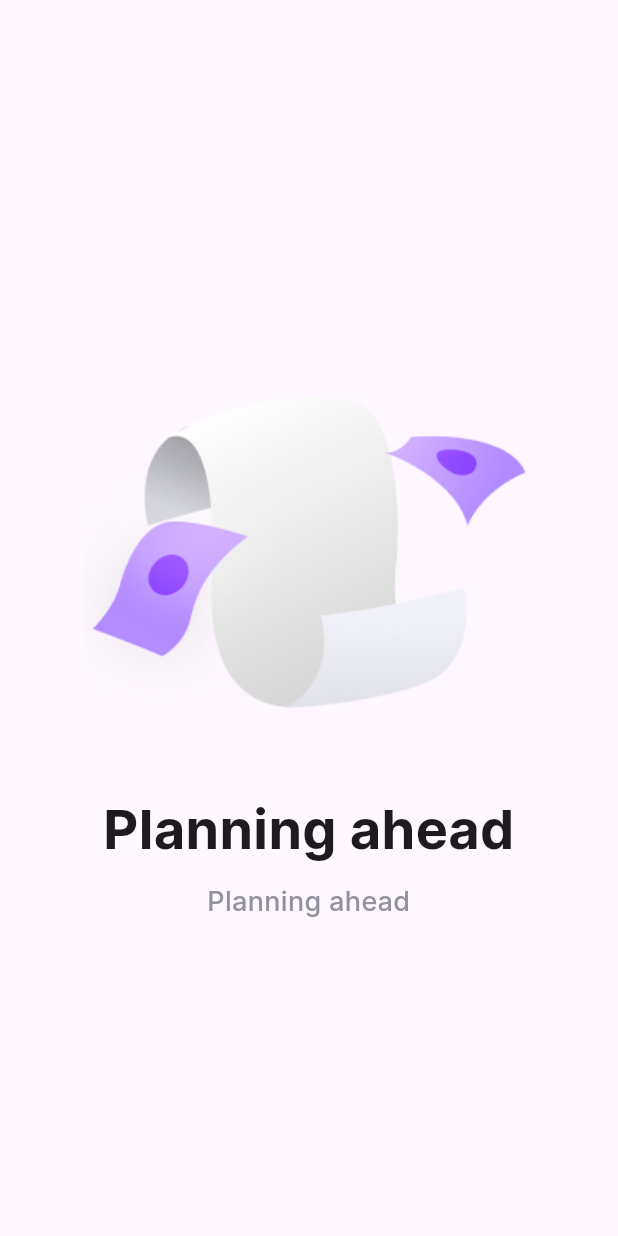
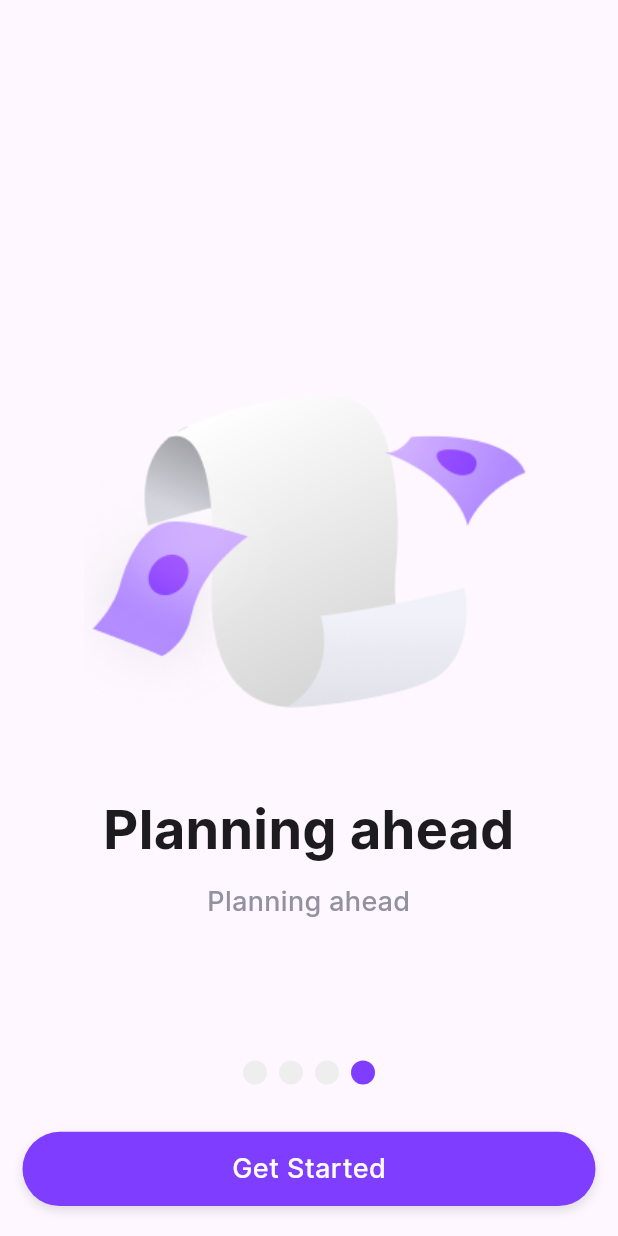
Before and after one commit to teshankalhara/expenz-app-flutter, a Flutter app: the screen it shows after launch, swiped to page 4, on a phone screen of 412 x 824 dp. Run offline on Flutter 3.47's test engine with Material 3 defaults, Android fonts, the phone set to English and light mode, and no system bars; drawn by our look-alikes of smooth_page_indicator.

Commit message:
Implement onboarding screen with page navigation and custom button

```diff
--- a/lib/screens/onboarding_screen.dart
+++ b/lib/screens/onboarding_screen.dart
@@ -1,7 +1,11 @@
+import 'package:expenz_app/constant/colors.dart';
+import 'package:expenz_app/constant/constants.dart';
 import 'package:expenz_app/data/onboarding_data.dart';
 import 'package:expenz_app/screens/onboarding/front_page.dart';
 import 'package:expenz_app/screens/onboarding/shared_onboarding_screen.dart';
+import 'package:expenz_app/widgets/custom_btn.dart';
 import 'package:flutter/material.dart';
+import 'package:smooth_page_indicator/smooth_page_indicator.dart';
 
 class OnboardingScreen extends StatefulWidget {
   const OnboardingScreen({super.key});
@@ -11,6 +15,9 @@ class OnboardingScreen extends StatefulWidget {
 }
 
 class _OnboardingScreenState extends State<OnboardingScreen> {
+  final PageController _controller = PageController();
+  bool showDetailsPage = false;
+
   @override
   Widget build(BuildContext context) {
     return Scaffold(
@@ -20,6 +27,12 @@ class _OnboardingScreenState extends State<OnboardingScreen> {
             child: Stack(
               children: [
                 PageView(
+                  controller: _controller,
+                  onPageChanged: (index) {
+                    setState(() {
+                      showDetailsPage = index == 3;
+                    });
+                  },
                   children: [
                     FrontPage(),
                     SharedOnboardingScreen(
@@ -39,6 +52,41 @@ class _OnboardingScreenState extends State<OnboardingScreen> {
                     ),
                   ],
                 ),
+                Container(
+                  alignment: const Alignment(0, 0.75),
+                  child: (SmoothPageIndicator(
+                    controller: _controller,
+                    count: 4,
+                    effect: const WormEffect(
+                      activeDotColor: kMainColor,
+                      dotColor: kLightGrey,
+                    ),
+                  )),
+                ),
+
+                Positioned(
+                  bottom: 20,
+                  left: 0,
+                  right: 0,
+                  child: Padding(
+                    padding: const EdgeInsets.symmetric(
+                      horizontal: kDefalutPadding,
+                    ),
+                    child: GestureDetector(
+                      onTap: () {
+                        _controller.animateToPage(
+                          _controller.page!.toInt() + 1,
+                          duration: const Duration(milliseconds: 500),
+                          curve: Curves.easeIn,
+                        );
+                      },
+                      child: CustomBtn(
+                        btnName: showDetailsPage ? "Get Started" : "Next",
+                        btnColor: kMainColor,
+                      ),
+                    ),
+                  ),
+                ),
               ],
             ),
           ),
```
